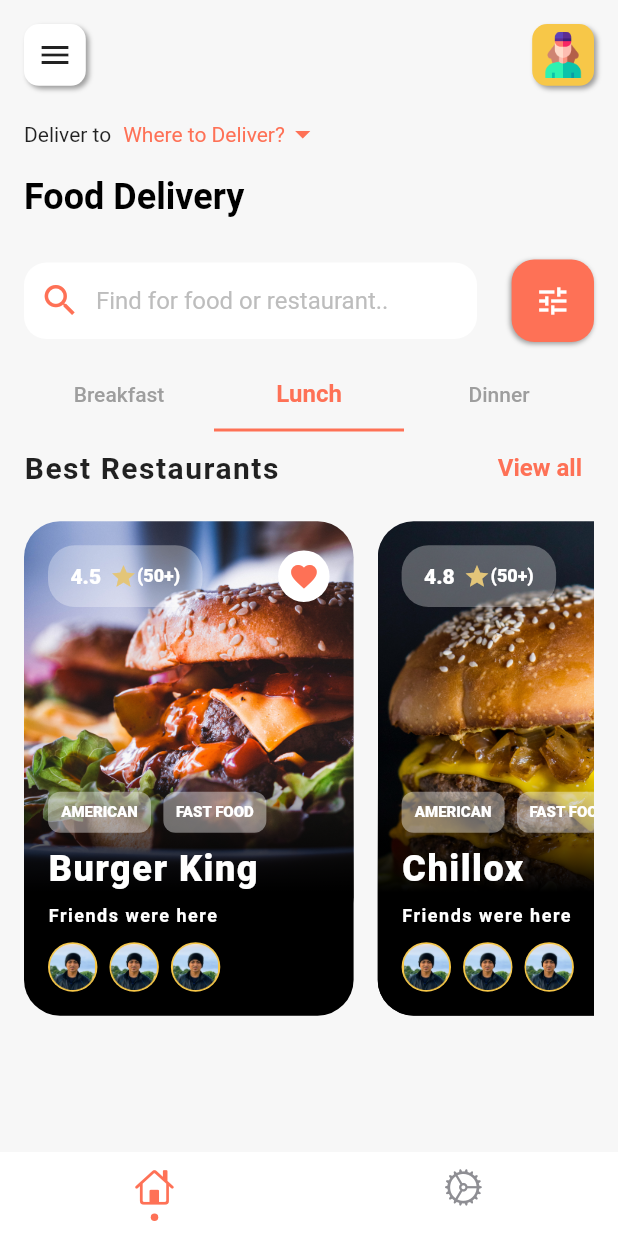
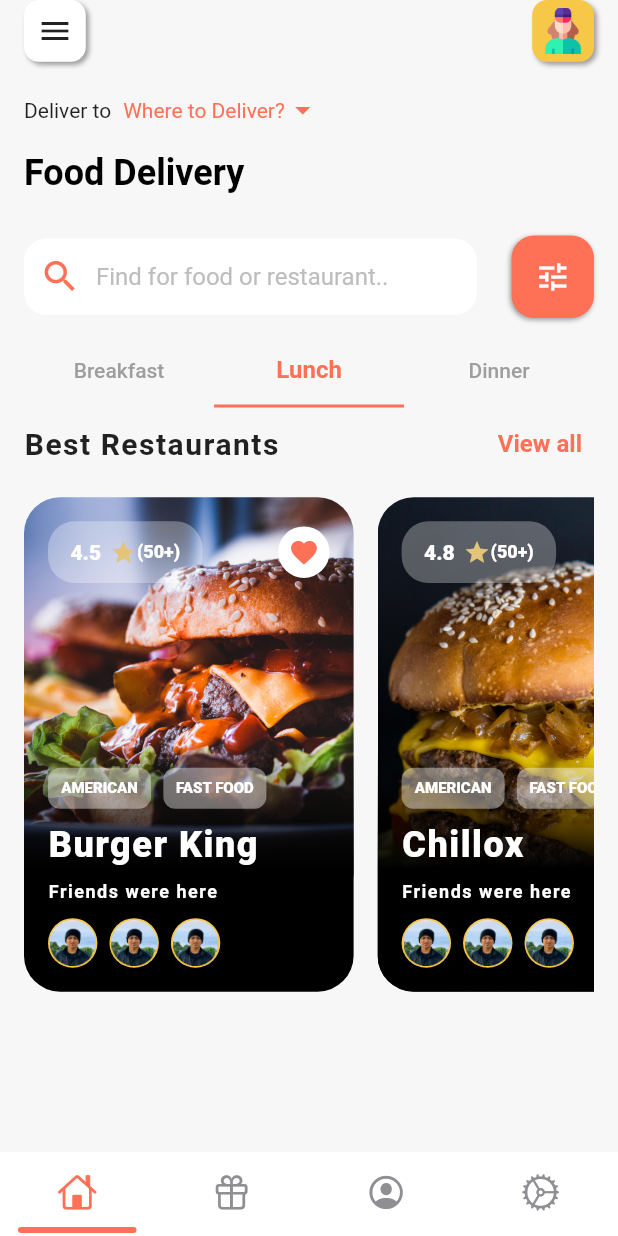
Before and after one commit to mdkamrulislam-web/restaurant_app_firebase_project, a Flutter app: the screen it shows after launch, tab 2 chosen, after a tap on "View all", on a phone screen of 412 x 824 dp. Run offline on Flutter 3.47's test engine with Material 2 defaults, Android fonts, the phone set to English and light mode, and no system bars; drawn by our look-alikes of persistent_bottom_nav_bar.

Commit message:
7th Commit - 1st November 2021

```diff
--- a/lib/constants.dart
+++ /dev/null
@@ -1,3 +0,0 @@
-import 'package:flutter/material.dart';
-
-final kAppthemecolor = Color(0xfffe7156);
--- a/lib/main.dart
+++ b/lib/main.dart
@@ -1,13 +1,20 @@
 import 'dart:ui';
-
-import 'package:firebase_project/screens/MainScreen.dart';
-import 'package:firebase_project/screens/SettingsScreen.dart';
+import 'package:firebase_project/screens/main_screen.dart';
+import 'package:firebase_project/screens/offer_screen.dart';
+import 'package:firebase_project/screens/profile_screen.dart';
+import 'package:firebase_project/screens/settings_screen.dart';
 import 'package:flutter/cupertino.dart';
 import 'package:flutter/material.dart';
+import 'package:flutter/services.dart';
 import 'package:persistent_bottom_nav_bar/persistent-tab-view.dart';
 
 void main() {
   runApp(const MyApp());
+  SystemChrome.setSystemUIOverlayStyle(
+    const SystemUiOverlayStyle(
+      statusBarColor: Colors.transparent,
+    ),
+  );
 }
 
 class MyApp extends StatelessWidget {
@@ -15,15 +22,12 @@ class MyApp extends StatelessWidget {
   @override
   Widget build(BuildContext context) {
     return MaterialApp(
-      title: 'Flutter Demo',
+      title: 'Restaurant Food Delivery App',
       theme: ThemeData(
-        // primarySwatch: Colors.red,
-        // Colors.blue,
-        primaryColor: Color(0xfffe7156),
-        tabBarTheme: TabBarTheme(
+        primaryColor: const Color(0xfffe7156),
+        tabBarTheme: const TabBarTheme(
           labelColor: Color(0xfffe7156),
           unselectedLabelColor: Colors.grey,
-          // indicator: Decoration(),
           labelStyle: TextStyle(
             fontSize: 16,
             fontWeight: FontWeight.bold,
@@ -55,52 +59,51 @@ class _MyHomePageState extends State<MyHomePage> {
         controller: _controller,
         screens: _buildScreens(),
         items: _navBarsItems(),
-        confineInSafeArea: true,
-        backgroundColor: Colors.white, // Default is Colors.white.
-        handleAndroidBackButtonPress: true, // Default is true.
-        resizeToAvoidBottomInset:
-            true, // This needs to be true if you want to move up the screen when keyboard appears. Default is true.
-        stateManagement: true, // Default is true.
-        hideNavigationBarWhenKeyboardShows:
-            true, // Recommended to set 'resizeToAvoidBottomInset' as true while using this argument. Default is true.
-        // decoration: NavBarDecoration(
-        //   borderRadius: BorderRadius.circular(10.0),
-        //   colorBehindNavBar: Colors.white,
-        // ),
-        // popAllScreensOnTapOfSelectedTab: true,
-        popActionScreens: PopActionScreensType.all,
+        backgroundColor: Colors.white,
+        handleAndroidBackButtonPress: true,
+        hideNavigationBarWhenKeyboardShows: true,
         itemAnimationProperties: const ItemAnimationProperties(
-          // Navigation Bar's items animation properties.
           duration: Duration(milliseconds: 200),
           curve: Curves.easeInOut,
         ),
         screenTransitionAnimation: const ScreenTransitionAnimation(
-          // Screen transition animation on change of selected tab.
           animateTabTransition: true,
           curve: Curves.easeInOut,
           duration: Duration(milliseconds: 200),
         ),
-        navBarStyle:
-            NavBarStyle.style12, // Choose the nav bar style with this property.
-      ), // This trailing comma makes auto-formatting nicer for build methods.
+        navBarStyle: NavBarStyle.style14,
+      ),
     );
   }
 
   List<Widget> _buildScreens() {
-    return [const main_screen(), const SettingsScreen()];
+    return [
+      const main_screen(),
+      const OfferScreen(),
+      const ProfileScreen(),
+      const SettingsScreen(),
+    ];
   }
 
   List<PersistentBottomNavBarItem> _navBarsItems() {
     return [
       PersistentBottomNavBarItem(
         icon: const Icon(CupertinoIcons.home),
-        title: ("Home"),
+        activeColorPrimary: Theme.of(context).primaryColor,
+        inactiveColorPrimary: CupertinoColors.systemGrey,
+      ),
+      PersistentBottomNavBarItem(
+        icon: const Icon(CupertinoIcons.gift),
+        activeColorPrimary: Theme.of(context).primaryColor,
+        inactiveColorPrimary: CupertinoColors.systemGrey,
+      ),
+      PersistentBottomNavBarItem(
+        icon: const Icon(CupertinoIcons.profile_circled),
         activeColorPrimary: Theme.of(context).primaryColor,
         inactiveColorPrimary: CupertinoColors.systemGrey,
       ),
       PersistentBottomNavBarItem(
         icon: const Icon(CupertinoIcons.settings),
-        title: ("Settings"),
         activeColorPrimary: Theme.of(context).primaryColor,
         inactiveColorPrimary: CupertinoColors.systemGrey,
       ),
--- a/lib/models/datamodels/restaruntModel.dart
+++ b/lib/models/datamodels/restarunt_model.dart
@@ -1,5 +1,3 @@
-import 'package:flutter/material.dart';
-
 class RestaurantModel {
   final String title, image;
   final double rating;
--- a/lib/screens/MainScreen.dart
+++ b/lib/screens/main_screen.dart
@@ -1,8 +1,8 @@
-import 'package:firebase_project/models/datamodels/restaruntModel.dart';
+// ignore: file_names
+import 'package:firebase_project/models/datamodels/restarunt_model.dart';
 import 'package:flutter/material.dart';
 
-import '../constants.dart';
-
+// ignore: camel_case_types
 class main_screen extends StatefulWidget {
   const main_screen({Key? key}) : super(key: key);
 
@@ -10,6 +10,7 @@ class main_screen extends StatefulWidget {
   _main_screenState createState() => _main_screenState();
 }
 
+// ignore: camel_case_types
 class _main_screenState extends State<main_screen> {
   @override
   Widget build(BuildContext context) {
@@ -18,13 +19,12 @@ class _main_screenState extends State<main_screen> {
     final textTheme = Theme.of(context).textTheme;
 
     return Scaffold(
-      backgroundColor: Color(0xFFf7f7f7),
-      body: SingleChildScrollView(
-        physics: ScrollPhysics(),
-        child: SafeArea(
+      backgroundColor: const Color(0xFFf7f7f7),
+      body: SafeArea(
+        child: SingleChildScrollView(
+          physics: const ScrollPhysics(),
           child: Padding(
-            padding: const EdgeInsets.only(
-                left: 16.0, right: 16, bottom: 16.0, top: 16.0),
+            padding: const EdgeInsets.only(left: 16.0, right: 16, bottom: 16.0),
             child: Column(
               crossAxisAlignment: CrossAxisAlignment.start,
               children: [
@@ -32,7 +32,7 @@ class _main_screenState extends State<main_screen> {
                   mainAxisAlignment: MainAxisAlignment.spaceBetween,
                   children: [
                     Container(
-                      child: Icon(
+                      child: const Icon(
                         Icons.menu,
                       ),
                       height: size.height / 20,
@@ -40,7 +40,7 @@ class _main_screenState extends State<main_screen> {
                       decoration: BoxDecoration(
                         borderRadius: BorderRadius.circular(10),
                         color: Colors.white,
-                        boxShadow: [
+                        boxShadow: const [
                           BoxShadow(
                             offset: Offset(2, 2),
                             blurRadius: 2.0,
@@ -58,8 +58,8 @@ class _main_screenState extends State<main_screen> {
                       width: size.height / 20,
                       decoration: BoxDecoration(
                         borderRadius: BorderRadius.circular(10),
-                        color: Color(0xfff7c748),
-                        boxShadow: [
+                        color: const Color(0xfff7c748),
+                        boxShadow: const [
                           BoxShadow(
                             offset: Offset(2, 2),
                             blurRadius: 2.0,
@@ -71,7 +71,7 @@ class _main_screenState extends State<main_screen> {
                   ],
                 ),
                 SizedBox(height: size.height / 100),
-                DropDownItem(),
+                const DropDownItem(),
                 SizedBox(height: size.height / 200),
                 Text(
                   "Food Delivery",
@@ -99,7 +99,7 @@ class _main_screenState extends State<main_screen> {
                               prefixIcon: Icon(
                                 Icons.search,
                                 size: size.height / 30,
-                                color: Color(0xfffe7156),
+                                color: const Color(0xfffe7156),
                               ),
                               hintText: "Find for food or restaurant..",
                               hintStyle: TextStyle(
@@ -108,7 +108,7 @@ class _main_screenState extends State<main_screen> {
                               focusedBorder: InputBorder.none,
                               enabledBorder: InputBorder.none,
                               border: InputBorder.none,
-                              contentPadding: EdgeInsets.symmetric(
+                              contentPadding: const EdgeInsets.symmetric(
                                   horizontal: 8.0, vertical: 16.0),
                             ),
                           ),
@@ -123,7 +123,7 @@ class _main_screenState extends State<main_screen> {
                         decoration: BoxDecoration(
                           color: Theme.of(context).primaryColor,
                           borderRadius: BorderRadius.circular(15),
-                          boxShadow: [
+                          boxShadow: const [
                             BoxShadow(
                               offset: Offset(-1, 1),
                               blurRadius: 2.0,
@@ -131,7 +131,7 @@ class _main_screenState extends State<main_screen> {
                             ),
                           ],
                         ),
-                        child: Center(
+                        child: const Center(
                           child: Icon(
                             Icons.tune,
                             color: Colors.white,
@@ -146,7 +146,7 @@ class _main_screenState extends State<main_screen> {
                   length: 3,
                   child: Column(
                     children: [
-                      TabBar(
+                      const TabBar(
                         tabs: [
                           Tab(
                             text: "Breakfast",
@@ -160,13 +160,13 @@ class _main_screenState extends State<main_screen> {
                         ],
                         indicatorColor: Color(0xfffe7156),
                       ),
-                      Container(
+                      SizedBox(
                         height: size.height / 2,
                         child: TabBarView(
                           children: [
                             Container(
                               color: Colors.red,
-                              child: Center(
+                              child: const Center(
                                 child: Text("Comming Soon"),
                               ),
                             ),
@@ -186,11 +186,11 @@ class _main_screenState extends State<main_screen> {
                                     ),
                                     TextButton(
                                       onPressed: () {
-                                        setState(() {
-                                          print("View All Button Pressed!");
-                                        });
+                                        setState(
+                                          () {},
+                                        );
                                       },
-                                      child: Text(
+                                      child: const Text(
                                         "View all",
                                         style: TextStyle(
                                           color: Color(0xfffe7156),
@@ -202,7 +202,7 @@ class _main_screenState extends State<main_screen> {
                                   ],
                                 ),
                                 SizedBox(height: size.height / 70),
-                                Container(
+                                SizedBox(
                                   height: size.height / 2.5,
                                   child: ListView.builder(
                                       scrollDirection: Axis.horizontal,
@@ -220,8 +220,10 @@ class _main_screenState extends State<main_screen> {
                             ),
                             Container(
                               color: Colors.blue,
-                              child: Center(
-                                child: Text("Comming Soon"),
+                              child: const Center(
+                                child: Text(
+                                  "Comming Soon",
+                                ),
                               ),
                             ),
                           ],
@@ -275,7 +277,7 @@ class RestaurantCard extends StatelessWidget {
               width: size.height / 3.75,
               decoration: BoxDecoration(
                 borderRadius: BorderRadius.circular(24),
-                gradient: LinearGradient(
+                gradient: const LinearGradient(
                   colors: [
                     Colors.transparent,
                     Colors.transparent,
@@ -310,7 +312,7 @@ class RestaurantCard extends StatelessWidget {
                           children: [
                             Text(
                               restaurantModel.rating.toString(),
-                              style: TextStyle(
+                              style: const TextStyle(
                                   color: Colors.white,
                                   fontWeight: FontWeight.w800,
                                   fontSize: 14),
@@ -318,12 +320,12 @@ class RestaurantCard extends StatelessWidget {
                             SizedBox(
                               width: size.width / 70,
                             ),
-                            Icon(
+                            const Icon(
                               Icons.star,
                               size: 18,
                               color: Color(0xffe3c579),
                             ),
-                            Text(
+                            const Text(
                               "(50+)",
                               style: TextStyle(
                                 fontSize: 12,
@@ -339,13 +341,13 @@ class RestaurantCard extends StatelessWidget {
                         backgroundColor: Colors.white,
                         child: Icon(
                           Icons.favorite,
-                          color: kAppthemecolor,
+                          color: const Color(0xfffe7156),
                           size: size.width / 20,
                         ),
                       )
                     ],
                   ),
-                  Spacer(),
+                  const Spacer(),
                   Row(
                     children: [
                       Container(
@@ -355,7 +357,7 @@ class RestaurantCard extends StatelessWidget {
                           borderRadius: BorderRadius.circular(8),
                           color: Colors.white.withOpacity(.4),
                         ),
-                        child: Center(
+                        child: const Center(
                           child: Text(
                             "AMERICAN",
                             style: TextStyle(
@@ -375,7 +377,7 @@ class RestaurantCard extends StatelessWidget {
                           borderRadius: BorderRadius.circular(8),
                           color: Colors.white.withOpacity(.4),
                         ),
-                        child: Center(
+                        child: const Center(
                           child: Text(
                             "FAST FOOD",
                             style: TextStyle(
@@ -441,13 +443,15 @@ friendsImage(h) {
       width: h / 25,
       decoration: BoxDecoration(
         borderRadius: BorderRadius.circular(100),
-        color: Color(0xfff7c748),
+        color: const Color(0xfff7c748),
       ),
     ),
   );
 }
 
 class DropDownItem extends StatefulWidget {
+  const DropDownItem({Key? key}) : super(key: key);
+
   @override
   _DropDownItemState createState() => _DropDownItemState();
 }
@@ -459,7 +463,7 @@ class _DropDownItemState extends State<DropDownItem> {
   Widget build(BuildContext context) {
     return Row(
       children: [
-        Text('Deliver to'),
+        const Text('Deliver to'),
         Padding(
           padding: const EdgeInsets.only(left: 8.0),
           child: DropdownButton<String>(
--- /dev/null
+++ b/lib/screens/offer_screen.dart
@@ -0,0 +1,28 @@
+import 'package:flutter/material.dart';
+
+class OfferScreen extends StatefulWidget {
+  const OfferScreen({Key? key}) : super(key: key);
+
+  @override
+  _OfferScreenState createState() => _OfferScreenState();
+}
+
+class _OfferScreenState extends State<OfferScreen> {
+  @override
+  Widget build(BuildContext context) {
+    return Scaffold(
+      body: SafeArea(
+        child: Container(
+          height: MediaQuery.of(context).size.height,
+          width: MediaQuery.of(context).size.width,
+          color: Colors.amber,
+          child: const Center(
+            child: Text(
+              'UNDER CONSTRUCTION!',
+            ),
+          ),
+        ),
+      ),
+    );
+  }
+}
--- /dev/null
+++ b/lib/screens/profile_screen.dart
@@ -0,0 +1,28 @@
+import 'package:flutter/material.dart';
+
+class ProfileScreen extends StatefulWidget {
+  const ProfileScreen({Key? key}) : super(key: key);
+
+  @override
+  _ProfileScreenState createState() => _ProfileScreenState();
+}
+
+class _ProfileScreenState extends State<ProfileScreen> {
+  @override
+  Widget build(BuildContext context) {
+    return Scaffold(
+      body: SafeArea(
+        child: Container(
+          height: MediaQuery.of(context).size.height,
+          width: MediaQuery.of(context).size.width,
+          color: Colors.amber,
+          child: const Center(
+            child: Text(
+              'UNDER CONSTRUCTION!',
+            ),
+          ),
+        ),
+      ),
+    );
+  }
+}
--- a/lib/screens/SettingsScreen.dart
+++ b/lib/screens/settings_screen.dart
@@ -11,17 +11,15 @@ class _SettingsScreenState extends State<SettingsScreen> {
   @override
   Widget build(BuildContext context) {
     return Scaffold(
-      appBar: AppBar(
-        title: Text('Setting Screen'),
-        centerTitle: true,
-      ),
-      body: Container(
-        height: MediaQuery.of(context).size.height,
-        width: MediaQuery.of(context).size.width,
-        color: Colors.amber,
-        child: Center(
-          child: Text(
-            'UNDER CONSTRUCTION!',
+      body: SafeArea(
+        child: Container(
+          height: MediaQuery.of(context).size.height,
+          width: MediaQuery.of(context).size.width,
+          color: Colors.amber,
+          child: const Center(
+            child: Text(
+              'UNDER CONSTRUCTION!',
+            ),
           ),
         ),
       ),
```
